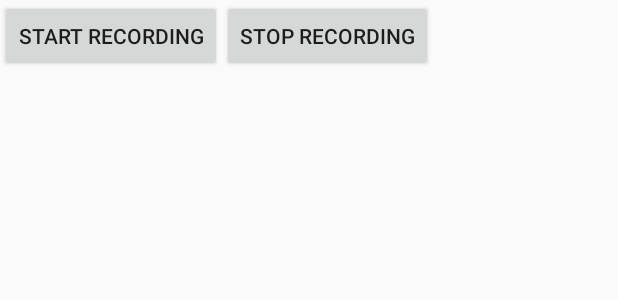
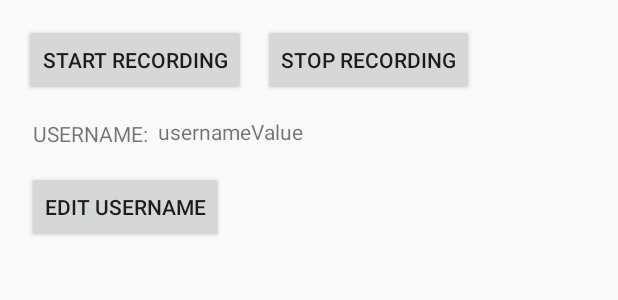
Before and after one commit to fanasia/surveillance, an Android app: the layout activity_main.xml on its own in the app's theme, with its tools: preview values and no code run, on a phone screen of 412 x 824 dp. Shown: the top 300 px of the screen. Run offline under Robolectric (Android 15) with nearby library versions, the phone set to English and light mode, and no system bars.

Commit message:
add username input, not tested yet

```diff
--- a/app/build.gradle
+++ b/app/build.gradle
@@ -2,7 +2,6 @@ apply plugin: 'com.android.application'
 
 android {
     compileSdkVersion 30
-    buildToolsVersion "30.0.2"
 
     defaultConfig {
         applicationId "com.mtsahakis.mediaprojectiondemo"
@@ -26,6 +25,8 @@ android {
 dependencies {
     implementation fileTree(dir: "libs", include: ["*.jar"])
     implementation 'androidx.appcompat:appcompat:1.2.0'
+    implementation 'androidx.constraintlayout:constraintlayout:2.1.4'
+    implementation 'com.google.android.material:material:1.4.0'
     testImplementation 'junit:junit:4.12'
     implementation 'com.google.android.gms:play-services:9.2.0'
     implementation 'com.google.android.gms:play-services-location:9.2.0'
--- a/app/src/main/res/layout/activity_main.xml
+++ b/app/src/main/res/layout/activity_main.xml
@@ -1,20 +1,66 @@
 <LinearLayout xmlns:android="http://schemas.android.com/apk/res/android"
+    xmlns:app="http://schemas.android.com/apk/res-auto"
+    xmlns:tools="http://schemas.android.com/tools"
     android:id="@+id/rootView"
     android:layout_width="match_parent"
-    android:layout_height="match_parent"
-    android:orientation="horizontal">
+    android:layout_height="match_parent">
 
+    <androidx.constraintlayout.widget.ConstraintLayout
+        android:layout_width="match_parent"
+        android:layout_height="match_parent">
 
         <Button
             android:id="@+id/startButton"
             android:layout_width="wrap_content"
             android:layout_height="wrap_content"
-        android:text="@string/start_recording" />
+            android:layout_marginStart="16dp"
+            android:layout_marginTop="16dp"
+            android:text="@string/start_recording"
+            app:layout_constraintStart_toStartOf="parent"
+            app:layout_constraintTop_toTopOf="parent" />
 
         <Button
             android:id="@+id/stopButton"
             android:layout_width="wrap_content"
             android:layout_height="wrap_content"
-        android:text="@string/stop_recording" />
+            android:layout_marginStart="11dp"
+            android:layout_marginTop="16dp"
+            android:text="@string/stop_recording"
+            app:layout_constraintStart_toEndOf="@+id/startButton"
+            app:layout_constraintTop_toTopOf="parent" />
 
+        <TextView
+            android:id="@+id/usernameLabel"
+            android:layout_width="wrap_content"
+            android:layout_height="wrap_content"
+            android:layout_marginStart="22dp"
+            android:layout_marginTop="15dp"
+            android:layout_marginBottom="15dp"
+            android:text="USERNAME:"
+            app:layout_constraintBottom_toTopOf="@+id/editUsernameButton"
+            app:layout_constraintEnd_toStartOf="@+id/usernameValue"
+            app:layout_constraintStart_toStartOf="parent"
+            app:layout_constraintTop_toBottomOf="@+id/startButton" />
+
+        <TextView
+            android:id="@+id/usernameValue"
+            android:layout_width="wrap_content"
+            android:layout_height="wrap_content"
+            android:layout_marginStart="6dp"
+            android:layout_marginTop="14dp"
+            android:text="usernameValue"
+            app:layout_constraintStart_toEndOf="@+id/usernameLabel"
+            app:layout_constraintTop_toBottomOf="@+id/startButton" />
+
+        <Button
+            android:id="@+id/editUsernameButton"
+            android:layout_width="wrap_content"
+            android:layout_height="wrap_content"
+            android:layout_marginStart="18dp"
+            android:layout_marginTop="15dp"
+            android:text="@string/edit_username"
+            app:layout_constraintStart_toStartOf="parent"
+            app:layout_constraintTop_toBottomOf="@+id/usernameLabel" />
+
+    </androidx.constraintlayout.widget.ConstraintLayout>
 </LinearLayout>
--- a/app/src/main/res/values/strings.xml
+++ b/app/src/main/res/values/strings.xml
@@ -4,6 +4,9 @@
     <string name="start_recording">Start Recording</string>
     <string name="stop_recording">Stop Recording</string>
     <string name="recording">Recording</string>
+    <string name="edit_username">Edit Username</string>
+    <string name="fill_username_label">Input your username</string>
+
     <string name="accessibility_service_description">MyAccessibility</string>
 
     <string name="title_location_permission">Request Location Permission</string>
--- a/build.gradle
+++ b/build.gradle
@@ -5,7 +5,7 @@ buildscript {
         jcenter()
     }
     dependencies {
-        classpath "com.android.tools.build:gradle:4.0.2"
+        classpath 'com.android.tools.build:gradle:7.2.1'
 
         // NOTE: Do not place your application dependencies here; they belong
         // in the individual module build.gradle files
```
Also changed, not shown: app/src/main/java/com/mtsahakis/mediaprojectiondemo/ScreenCaptureActivity.java (+86 -0 lines), app/src/main/res/layout/layout_custom_dialog.xml (added, +22 -0 lines), gradle/wrapper/gradle-wrapper.properties. Lines whose indentation alone changed are shown as unchanged.
